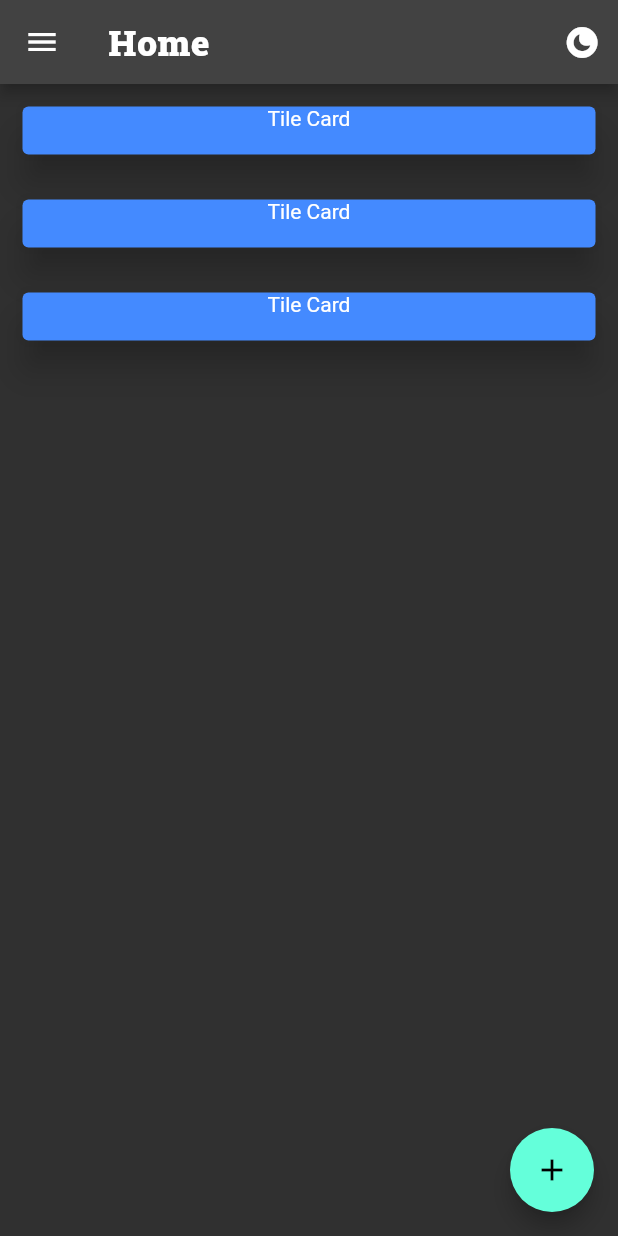
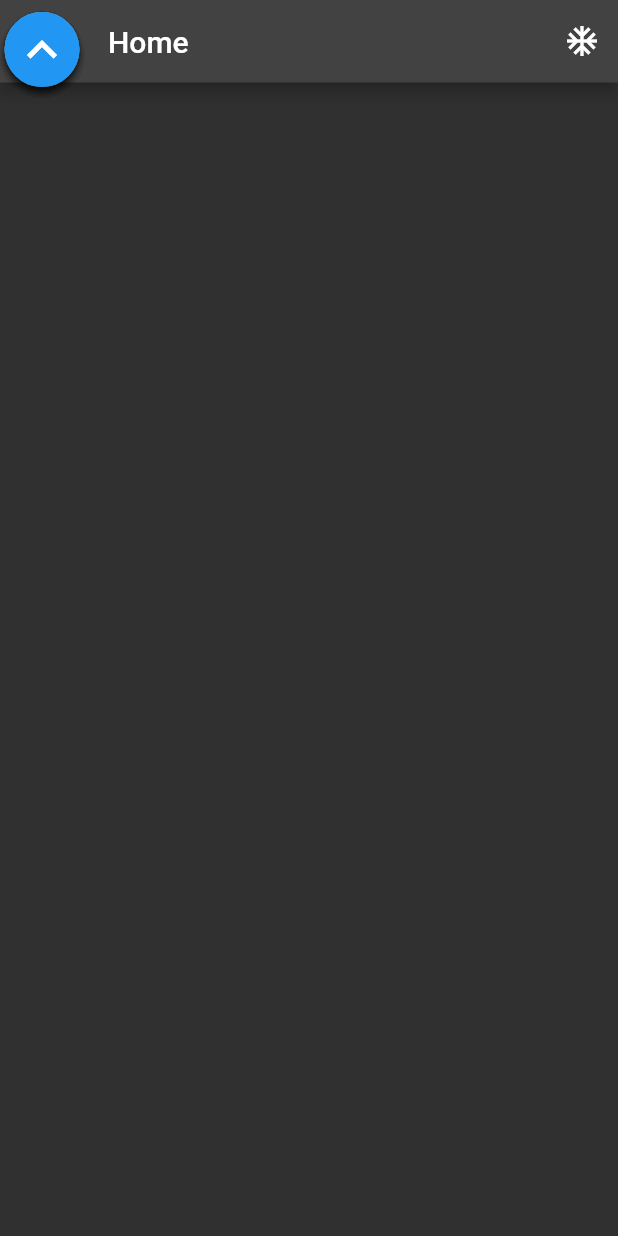
Before and after one commit to Samparka-App/Samparka, a Flutter app: the screen it shows after launch, after a tap on "Alumini", on a phone screen of 412 x 824 dp. Run offline on Flutter 3.47's test engine with Material 2 defaults, Android fonts, the phone set to English and light mode, and no system bars; our stand-ins replace google_fonts.

Commit message:
Work Started

```diff
--- a/lib/APIs/urls.dart
+++ /dev/null
@@ -1,4 +0,0 @@
-class UrlConstants{
-  static String baseUrl = "https://dummyjson.com";
-  static String productsUrl = "/products";
-}
--- /dev/null
+++ b/lib/layout.dart
@@ -0,0 +1,24 @@
+import 'package:flutter/material.dart';
+import 'package:samparka/widgets/appBar.dart';
+import 'package:samparka/widgets/drawer.dart';
+import 'package:samparka/widgets/floatingActionButton.dart';
+
+class LayoutPage extends StatelessWidget{
+  Widget body;
+  String title;
+  LayoutPage(this.body, this.title,{Key? key}) : super(key: key);
+
+  @override
+  Widget build(BuildContext context){
+    return Scaffold(
+      appBar: MyAppBar(title),
+      drawer: MyDrawer(),
+      floatingActionButton:
+
+      const MyFloatingButton(),
+
+      floatingActionButtonLocation: FloatingActionButtonLocation.endDocked,
+      body: body
+    );
+  }
+}
--- a/lib/main.dart
+++ b/lib/main.dart
@@ -1,12 +1,10 @@
-import 'package:flutter/cupertino.dart';
 import 'package:flutter/material.dart';
-import 'package:samparka/pages/home.dart';
+import 'package:samparka/layout.dart';
+import 'package:samparka/pages/homePage.dart';
 import 'package:samparka/pages/introPage.dart';
 
 void main() {
-  runApp(MyApp(
-    key: themeGlobalKey,
-  ));
+  runApp(const MyApp());
 }
 
 final themeGlobalKey = GlobalKey<_MyAppState>();
@@ -18,30 +16,16 @@ class MyApp extends StatefulWidget {
 }
 
 class _MyAppState extends State<MyApp> {
-  ThemeData theme = ThemeData.dark();
-  IconData ico = CupertinoIcons.moon_circle_fill;
 
   @override
   Widget build(BuildContext context) {
     return MaterialApp(
-      theme: theme,
-      initialRoute: "/",
-      routes: {
-        "/":(context)=>IntroPage(),
-        "/home":(context)=>HomePage()
-      },
+      theme: ThemeData.dark(),
+        initialRoute: "/intro",
+        routes: {
+          "/home": (context) => LayoutPage(HomePage(), "Home"),
+          "/intro":(context)=>LayoutPage(const IntroPage(), "Intro"),
+        },
     );
   }
-
-  void changeTheme() {
-    setState(() {
-      if (themeGlobalKey.currentState!.theme == ThemeData.dark()) {
-        themeGlobalKey.currentState!.theme = ThemeData.light();
-        ico = CupertinoIcons.sun_max_fill;
-      } else {
-        themeGlobalKey.currentState!.theme = ThemeData.dark();
-        ico = CupertinoIcons.moon_circle_fill;
-      }
-    });
-  }
 }
--- a/lib/pages/home.dart
+++ /dev/null
@@ -1,67 +0,0 @@
-import 'package:flutter/material.dart';
-import 'package:samparka/main.dart';
-import 'package:samparka/widgets/drawer.dart';
-import '../widgets/appbar.dart';
-
-class HomePage extends StatefulWidget {
-  @override
-  State<HomePage> createState() => _HomePageState();
-}
-
-class _HomePageState extends State<HomePage> {
-  IconData ico = themeGlobalKey.currentState!.ico;
-  int tilesLength = 3;
-  List<MyCard> cardList = [MyCard(), MyCard(), MyCard()];
-
-  void increment() {
-    tilesLength++;
-    cardList = [];
-  }
-
-  @override
-  Widget build(BuildContext context) {
-    return Scaffold(
-      appBar: MyAppBar("Home"),
-      drawer: MyDrawer(),
-      body: ListView(
-          // mainAxisAlignment: MainAxisAlignment.center,
-          // crossAxisAlignment: CrossAxisAlignment.center,
-          children: cardList),
-      floatingActionButton: FloatingActionButton(
-        onPressed: () {
-          setState(() {
-            increment();
-            buildCards(cardList, tilesLength);
-          });
-        },
-        child: Icon(Icons.add),
-      ),
-    );
-  }
-}
-
-class MyCard extends StatelessWidget {
-  @override
-  Widget build(BuildContext context) {
-    return Card(
-      margin: EdgeInsets.all(15),
-      elevation: 10.0,
-      color: Colors.blueAccent,
-      child: SizedBox(
-        height: 32,
-        width: MediaQuery.of(context).size.width / 1.25,
-        child: Text(
-          "Tile Card",
-          textAlign: TextAlign.center,
-        ),
-      ),
-    );
-  }
-}
-
-List<MyCard> buildCards(List<MyCard> cardsList, int length) {
-  for (int i = 0; i < length; i++) {
-    cardsList.add(MyCard());
-  }
-  return cardsList;
-}
--- a/lib/pages/api.dart
+++ b/lib/pages/homePage.dart
@@ -1,10 +1,10 @@
-import 'package:samparka/APIs/fetch.dart';
 import 'package:flutter/material.dart';
 
-class ApiPage extends StatelessWidget{
+class HomePage extends StatelessWidget{
+
   @override
   Widget build(BuildContext context){
-    return Scaffold(
+    return Column(
 
 
     );
--- a/lib/pages/introPage.dart
+++ b/lib/pages/introPage.dart
@@ -1,78 +1,57 @@
-import 'package:flutter/cupertino.dart';
 import 'package:flutter/material.dart';
-import 'package:samparka/styles/textStyles.dart';
-import 'package:samparka/widgets/appbar.dart';
-import 'package:samparka/widgets/drawer.dart';
+import 'package:google_fonts/google_fonts.dart';
 
 class IntroPage extends StatelessWidget{
+  const IntroPage({Key? key}) : super(key: key);
+
   @override
   Widget build(BuildContext context){
-    return Scaffold(
-      appBar: MyAppBar("Intro"),
-      drawer: MyDrawer(),
-      bottomSheet: Text(
-        "This is bottom sheet",textAlign: TextAlign.center,
+    return Column(
+      // crossAxisAlignment: CrossAxisAlignment.center,
+      children:[
+        Padding(
+          padding: const EdgeInsets.only(top: 40.0,bottom: 20.0),
+          child: Image.asset("images/uvce.png"),
         ),
-      floatingActionButton: IconButton(
-        icon: Icon(
-          Icons.ac_unit_sharp
-        ),
-        onPressed: (){},
-      ),
-      bottomNavigationBar: BottomAppBar(),
-      body: Column(
-        mainAxisAlignment: MainAxisAlignment.start,
-        crossAxisAlignment: CrossAxisAlignment.center,
-        children: [
-          SizedBox(height: 15,),
-          Image.asset("images/uvce.png"),
-          SizedBox(height: 30,),
+        SizedBox(height:MediaQuery.of(context).size.height/20),
         Text(
           "Samparka 2.O",
-            style: Font.textHeading,
-            textScaleFactor: 2.5,
+          style: TextStyle(
+            fontFamily: GoogleFonts.notoSans().fontFamily
           ),
-          SizedBox(height: 40,),
-          ButtonBar(
-          // mainAxisSize: MainAxisSize.,
-            alignment:MainAxisAlignment.spaceEvenly,
+          textScaleFactor: 2,
+        ),
+        SizedBox(height: MediaQuery.of(context).size.height/20),
+        Row(
+          mainAxisAlignment: MainAxisAlignment.center,
           children: [
-              SizedBox(
-                height: 75,
-                width: 150,
+            _buildBtn(context,Icons.skip_next_outlined, "Alumini"),
+            const SizedBox(width: 50,),
+            _buildBtn(context,Icons.abc_rounded, "Student")
+          ],
+        )
+      ]
+    );
+  }
+
+  Widget _buildBtn(BuildContext context,IconData ico, String str){
+    return Container(
+      color: Colors.black38,
+      height: MediaQuery.of(context).size.height/12,
+      width: MediaQuery.of(context).size.width/3,
       child: ElevatedButton(
+        style: const ButtonStyle(),
           onPressed: (){
           Navigator.pushNamed(context, "/home");
           },
           child: Column(
-                      mainAxisAlignment: MainAxisAlignment.center ,
+            mainAxisAlignment: MainAxisAlignment.center,
             children: [
-                    Icon(CupertinoIcons.eyeglasses),
-                    Text("Alumini")
+              Icon(ico),
+              Text(str)
             ],
           )
       ),
-              ),
-              SizedBox(
-                height: 75,
-                width: 150,
-                child: ElevatedButton(
-                    onPressed: (){
-                      Navigator.pushNamed(context, "/home");
-                    },
-                    child: Column(
-                      mainAxisAlignment: MainAxisAlignment.center ,
-                      children: [
-                        Icon(CupertinoIcons.book),
-                        Text("Students")
-                      ],
-                    )
-                ),
-              )
-            ],
-          ),
-        ],
-      )
     );
   }
 }
--- a/lib/styles/textStyles.dart
+++ /dev/null
@@ -1,30 +0,0 @@
-import 'package:flutter/material.dart';
-import 'package:google_fonts/google_fonts.dart';
-
-class Font{
-  static TextStyle appBarHeading = TextStyle(
-    fontFamily: GoogleFonts.robotoSlab().fontFamily,
-    fontWeight: FontWeight.w900,
-    letterSpacing: 0.5
-  );
-  static TextStyle drawerHeading = TextStyle(
-    fontFamily: GoogleFonts.robotoSerif().fontFamily,
-    fontWeight: FontWeight.w100,
-    letterSpacing: 1.25
-  );
-  static TextStyle drawerOptions = TextStyle(
-    fontFamily: GoogleFonts.poppins().fontFamily,
-    fontWeight: FontWeight.w400,
-    letterSpacing: 1.15
-  );
-  static TextStyle textFont = TextStyle(
-    fontFamily: GoogleFonts.raleway().fontFamily,
-    fontWeight: FontWeight.w300,
-    wordSpacing: 1.5
-  );
-  static TextStyle textHeading = TextStyle(
-    fontFamily: GoogleFonts.robotoCondensed().fontFamily,
-    fontWeight: FontWeight.w100,
-    wordSpacing: 1.25
-  );
-}
--- a/lib/widgets/appbar.dart
+++ b/lib/widgets/appbar.dart
@@ -1,30 +1,20 @@
-import 'package:flutter/cupertino.dart';
 import 'package:flutter/material.dart';
 import 'package:samparka/main.dart';
 
-import '../styles/textStyles.dart';
+class MyAppBar extends StatelessWidget implements PreferredSizeWidget{
+  String heading;
 
-class MyAppBar extends StatelessWidget with PreferredSizeWidget{
-  late String head;
-
-
-  MyAppBar(this.head,{Key? key}) : super(key: key);
+  MyAppBar(this.heading, {Key? key}) : super(key: key);
 
   @override
-  Size get preferredSize => Size.fromHeight(kToolbarHeight);
+  Size get preferredSize => const Size.fromHeight(55);
+
   @override
-  Widget build(BuildContext context) {
+  Widget build(BuildContext context){
     return AppBar(
-      title: Text(
-          head,
-        style: Font.appBarHeading,
-        textScaleFactor: 1.175,
-      ),
+      title: Text(heading),
       actions: [
-        IconButton(onPressed: () {
-          themeGlobalKey.currentState?.changeTheme();
-        }
-            , icon: Icon(themeGlobalKey.currentState?.ico))
+        IconButton(onPressed: (){}, icon: const Icon(Icons.ac_unit))
       ],
     );
   }
--- a/lib/widgets/drawer.dart
+++ b/lib/widgets/drawer.dart
@@ -1,53 +1,37 @@
-import 'package:flutter/cupertino.dart';
 import 'package:flutter/material.dart';
-import 'package:samparka/main.dart';
 
-import '../styles/textStyles.dart';
-
-class MyDrawer extends StatelessWidget {
-  ThemeData theme = themeGlobalKey.currentState!.theme;
+class MyDrawer extends StatelessWidget{
   @override
-  Widget build(BuildContext context) {
+  Widget build(BuildContext context){
     return Drawer(
-      child: ListView(
-        padding: EdgeInsets.zero,
-        children: [
-          SizedBox(
-              height: MediaQuery.of(context).size.height / 5,
-              child: DrawerHeader(
-                padding: EdgeInsets.only(top: 8),
-                  decoration: BoxDecoration(
-                    color: theme==ThemeData.dark()?Colors.black:ThemeData.light().primaryColor
-                  ),
-                  child: Column(
-                    children: [
-                      Icon(
-                          CupertinoIcons.book_solid,
-                        size: MediaQuery.of(context).size.height / 13,
-                        color: Colors.white,
-                      ),
-                      Text(
-                        "Samparka",
-                        style: Font.drawerHeading,
-                        textScaleFactor: 2,
-                        textAlign: TextAlign.center,
-                      ),
-
-                    ],
-                  )))
-        ],
-      ),
+        child: Column(
+          mainAxisAlignment: MainAxisAlignment.start,
+            children: [
+              const DrawerHeader(child: Text("humanoid")),
+              _drawerOptions("Clubs",Icons.co2_outlined)
+            ],
+        ),
     );
   }
-}
 
-
-class DrawerOptions extends StatelessWidget{
-  late bool highlight;
-  DrawerOptions(this.highlight);
-
-  @override
-  Widget build(BuildContext context){
-    return Card();
+  Widget _drawerOptions(String option, IconData ico){
+    return  ElevatedButton(
+        onPressed: (){},
+        style: ElevatedButton.styleFrom(
+          primary: Colors.transparent,
+          shape: const RoundedRectangleBorder(borderRadius: BorderRadius.zero),
+          elevation: 0
+        ),
+        child: Padding(
+          padding: const EdgeInsets.only(left: 8.0,right: 8.0),
+          child: Row(
+            mainAxisAlignment: MainAxisAlignment.spaceBetween,
+            children: [
+              Text(option,textScaleFactor: 2,),
+              Icon(ico,size: 60,)
+            ],
+          ),
+        ),
+      );
   }
 }
--- /dev/null
+++ b/lib/widgets/floatingActionButton.dart
@@ -0,0 +1,103 @@
+import 'package:flutter/material.dart';
+
+class MyFloatingButton extends StatefulWidget{
+ const MyFloatingButton({super.key});
+  @override
+  State<MyFloatingButton> createState() => _MyFloatingButtonState();
+}
+
+class _MyFloatingButtonState extends State<MyFloatingButton> with SingleTickerProviderStateMixin {
+  late AnimationController menuAnimation;
+  IconData lastTapped = Icons.notifications;
+  final List<IconData> menuItems = <IconData>[
+  Icons.home,
+  Icons.new_releases,
+  Icons.notifications,
+  Icons.settings,
+  Icons.keyboard_arrow_up_sharp,
+  ];
+
+  void _updateMenu(IconData icon) {
+  if (icon != Icons.menu) {
+  setState(() => lastTapped = icon);
+  }
+  }
+
+  @override
+  void initState() {
+  super.initState();
+  menuAnimation = AnimationController(
+  duration: const Duration(milliseconds: 250),
+  vsync: this,
+  );
+  }
+
+  Widget flowMenuItem(IconData icon) {
+
+  return Padding(
+  padding: const EdgeInsets.symmetric(vertical: 8.0),
+  child: RawMaterialButton(
+  fillColor: lastTapped == icon ? Colors.amber[700] : Colors.blue,
+  splashColor: Colors.amber[100],
+  shape: const CircleBorder(),
+  // constraints: BoxConstraints.tight(Size(buttonDiameter, buttonDiameter)),
+  onPressed: () {
+  _updateMenu(icon);
+  menuAnimation.status == AnimationStatus.completed
+  ? menuAnimation.reverse()
+      : menuAnimation.forward();
+  },
+  child: Padding(
+    padding: const EdgeInsets.all(5.0),
+    child: Icon(
+    icon,
+    color: Colors.white,
+    size: 40.0,
+    ),
+  ),
+  ),
+  );
+  }
+
+  @override
+  Widget build(BuildContext context) {
+  return Container(
+    //backgroundColor: Colors.transparent,
+
+    child: Flow(
+    delegate: FlowMenuDelegate(menuAnimation: menuAnimation),
+    children:
+    menuItems.map<Widget>((IconData icon) => flowMenuItem(icon)).toList(),
+    ),
+  );
+  }
+  }
+
+  class FlowMenuDelegate extends FlowDelegate {
+    FlowMenuDelegate({required this.menuAnimation})
+        : super(repaint: menuAnimation);
+
+    final Animation<double> menuAnimation;
+
+    @override
+    bool shouldRepaint(FlowMenuDelegate oldDelegate) {
+      return menuAnimation != oldDelegate.menuAnimation;
+    }
+
+    @override
+    void paintChildren(FlowPaintingContext context) {
+      double dy = 0.0;
+      for (int i = 0; i < context.childCount; ++i) {
+
+        dy = -(context.getChildSize(i)!.width * i);
+        context.paintChild(
+          i,
+          transform: Matrix4.translationValues(
+            0,
+            dy * menuAnimation.value,
+            0,
+          ),
+        );
+      }
+    }
+  }
--- a/pubspec.yaml
+++ b/pubspec.yaml
@@ -36,6 +36,7 @@ dependencies:
   cupertino_icons: ^1.0.2
   google_fonts: ^3.0.1
   http: ^0.13.5
+  provider: ^6.0.3
 
 dev_dependencies:
   flutter_test:
```
Also changed, not shown: lib/APIs/fetch.dart (deleted, +0 -62 lines), lib/APIs/productModel.dart (deleted, +0 -89 lines), lib/styles/themes.dart (deleted, +0 -11 lines), pubspec.lock. Lines whose indentation alone changed are shown as unchanged.
